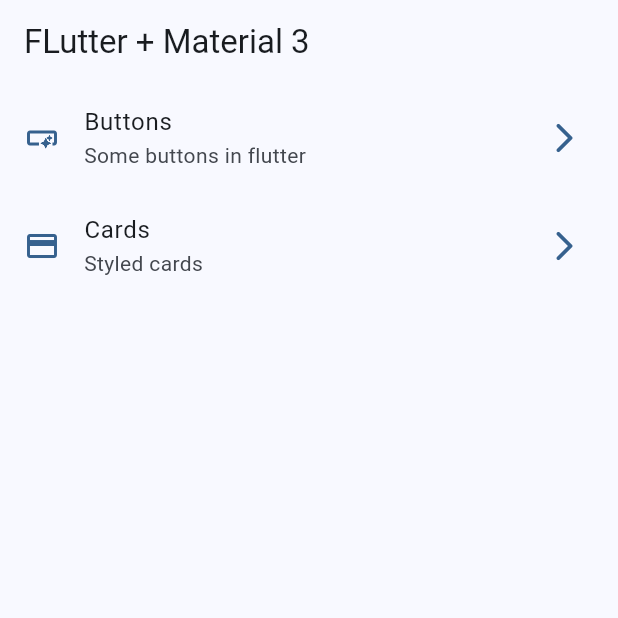
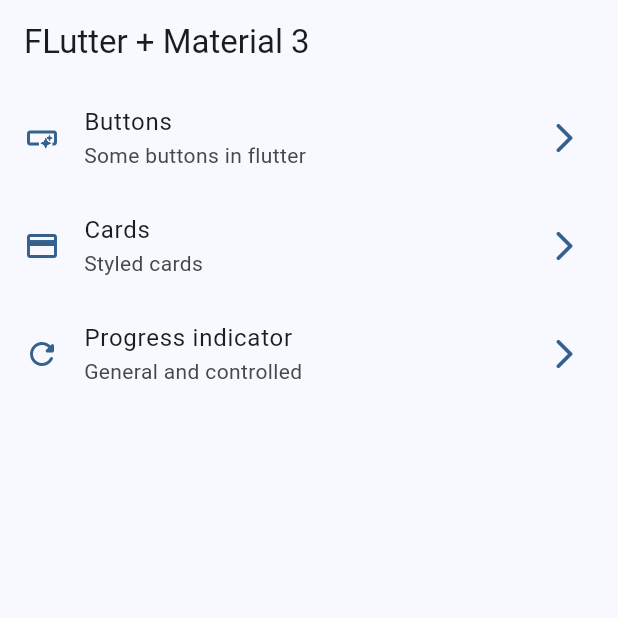
Before and after one commit to Danieruone/widgets-app, a Flutter app: the screen it shows after launch, on a phone screen of 412 x 824 dp, the top half of it. Run offline on Flutter 3.47's test engine with Material 3 defaults, Android fonts, the phone set to English and light mode, and no system bars; our stand-ins replace go_router.

Commit message:
:sparkles: Add menu item

```diff
--- a/lib/menu/menu_items.dart
+++ b/lib/menu/menu_items.dart
@@ -24,4 +24,9 @@ const appMenuItems = <MenuItem>[
       subTitle: 'Styled cards',
       link: '/cards',
       icon: Icons.credit_card),
+  MenuItem(
+      title: 'Progress indicator',
+      subTitle: 'General and controlled',
+      link: '/progress',
+      icon: Icons.refresh_rounded),
 ];
```
